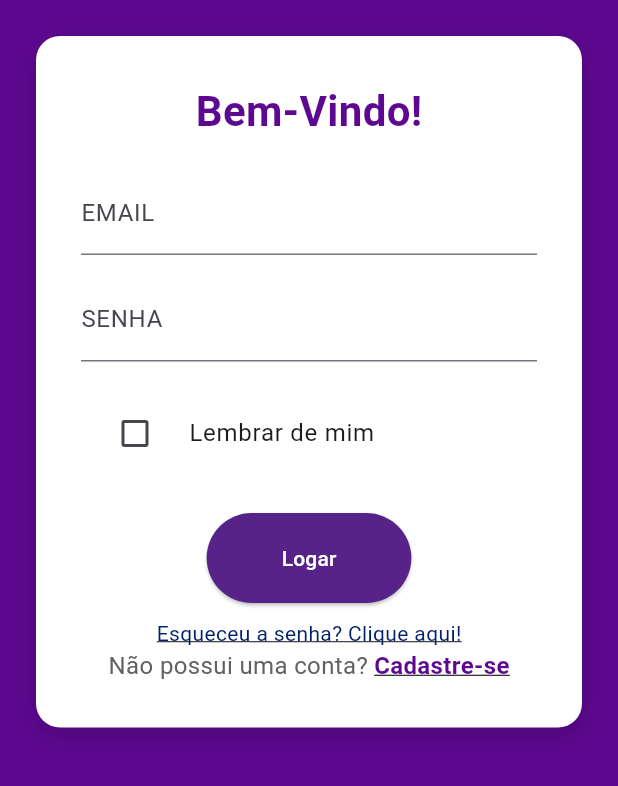
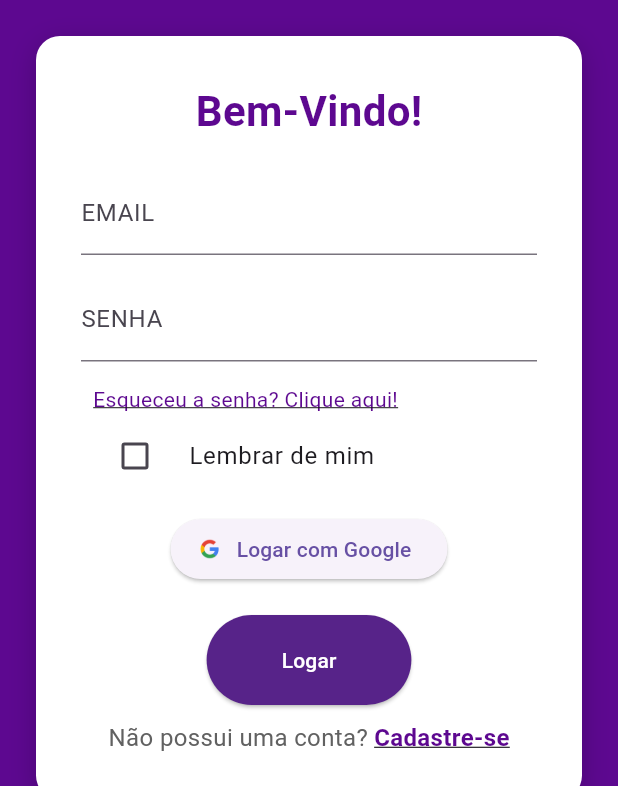
Before and after one commit to P3dr0EM/Una_Agendamento, a Flutter app: the screen it shows after launch, on a phone screen of 412 x 824 dp, the part 450-1236 px from its top. Run offline on Flutter 3.47's test engine with Material 3 defaults, Android fonts, the light colour scheme and no system bars; our stand-ins replace carousel_slider, firebase_core, get, table_calendar; accounts and stored records are empty.

Commit message:
Adição do Botão de Logar com Google

```diff
--- a/lib/app/modules/login/login.view.dart
+++ b/lib/app/modules/login/login.view.dart
@@ -5,6 +5,7 @@ import 'package:una_agendamento/app/modules/login/widgets/cadastrobuttom_widget.
 import 'package:una_agendamento/app/modules/login/widgets/checkbox_field.dart';
 import 'package:una_agendamento/app/modules/login/widgets/email_field.dart';
 import 'package:una_agendamento/app/modules/login/widgets/forget_password.dart';
+import 'package:una_agendamento/app/modules/login/widgets/google_button.dart';
 import 'package:una_agendamento/app/modules/login/widgets/login_button.dart';
 import 'package:una_agendamento/app/modules/login/widgets/password_field.dart';
 import 'package:una_agendamento/constants.dart';
@@ -82,12 +83,15 @@ class LoginView extends GetView<LoginController> {
                         const EmailField(),
                         const SizedBox(height: 15),
                         const PasswordField(),
-                        const SizedBox(height: 20),
+                        const SizedBox(height: 15),
+                        const ForgetPassword(),
                         const CheckboxField(),
-                        const SizedBox(height: 25),
+                        const SizedBox(height: 10),
+                        LogarGoogle(),
+                        const SizedBox(height: 10),
+                        SizedBox(height: 10,),
                         const LoginButton(),
-                        const SizedBox(height: 10),
-                        const ForgetPassword(),
+                        SizedBox(height: 10,),
                         CadastroButtom()
                       ],
                     ),
--- a/lib/app/modules/login/widgets/forget_password.dart
+++ b/lib/app/modules/login/widgets/forget_password.dart
@@ -1,15 +1,18 @@
 import 'package:flutter/material.dart';
+import 'package:una_agendamento/constants.dart';
 
 class ForgetPassword extends StatelessWidget {
   const ForgetPassword({super.key});
 
   @override
   Widget build(BuildContext context) {
-    return const Center(
+    return const Padding(
+                padding: EdgeInsets.symmetric(horizontal: 16.0),
                 child: Text(
                   "Esqueceu a senha? Clique aqui!",
+                  textAlign: TextAlign.left,
                   style: TextStyle(
-                    color: Color.fromARGB(255, 0, 32, 106),
+                    color: corRoxaPrincipal,
                     decoration: TextDecoration.underline,
                   ),
                 ),
--- a/lib/app/modules/login/widgets/google_button.dart
+++ b/lib/app/modules/login/widgets/google_button.dart
@@ -7,13 +7,15 @@ class LogarGoogle extends GetView<LoginController> {
 
   @override
   Widget build(BuildContext context) {
-    return ElevatedButton.icon(
-      onPressed: controller.logar,
-      icon: Image.asset(
-        "assets/icons/g_icon_google.png",
-        width:  20.0,
-        height: 20.0,
-      ),
-      label: Text('Logar com Google'));
+    return Center(
+      child: ElevatedButton.icon(
+        onPressed: controller.tryToGoogleLogin,
+        icon: Image.asset(
+          "assets/icons/g_icon_google.png",
+          width:  20.0,
+          height: 20.0,
+        ),
+        label: Text('Logar com Google')),
+    );
   }
 }
```
